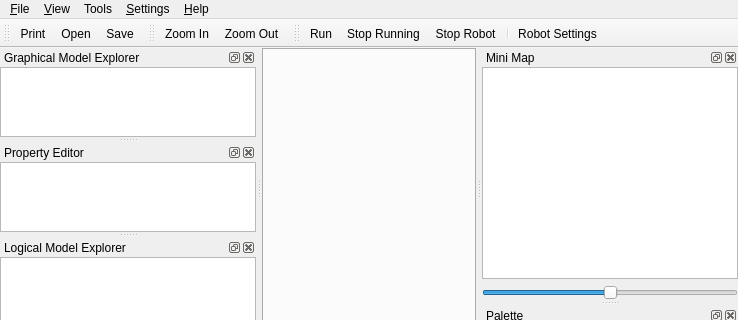
qreal/qreal, file unreal/branches/robots/qrgui/mainwindow/mainwindow.ui: the form before one commit; both pictures show x 0 to 738 and y 0 to 320 of the 738 by 523 pixel window.
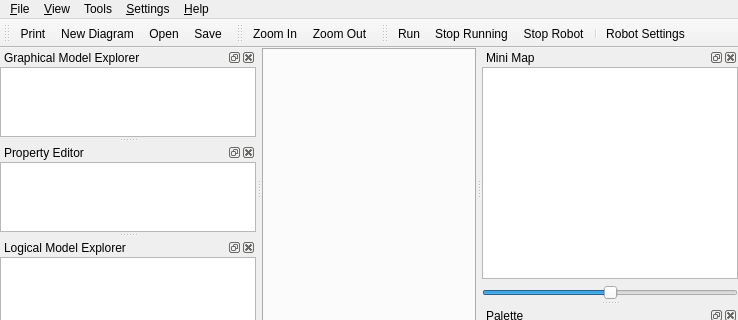
The form after the commit. Icons and pictures are not drawn. Custom widgets are drawn as their Qt base class.

Commit message: "New diagram" button, fix for #392. Some styleguide fixes.

Diff of the .ui file:
```diff
--- a/unreal/branches/robots/qrgui/mainwindow/mainwindow.ui
+++ b/unreal/branches/robots/qrgui/mainwindow/mainwindow.ui
@@ -112,6 +112,7 @@
     <bool>false</bool>
    </attribute>
    <addaction name="actionPrint"/>
+   <addaction name="actionNew_Diagram"/>
    <addaction name="actionOpen"/>
    <addaction name="actionSave"/>
   </widget>
@@ -688,6 +689,14 @@
     <string>Stop Robot</string>
    </property>
   </action>
+  <action name="actionNew_Diagram">
+   <property name="text">
+    <string>New Diagram</string>
+   </property>
+   <property name="toolTip">
+    <string>Create new diagram in a current model</string>
+   </property>
+  </action>
  </widget>
  <layoutdefault spacing="0" margin="0"/>
  <customwidgets>
```
Left out of the diff: 4 changed lines with no effect on the pictures. The commit also changes 3 other files.
